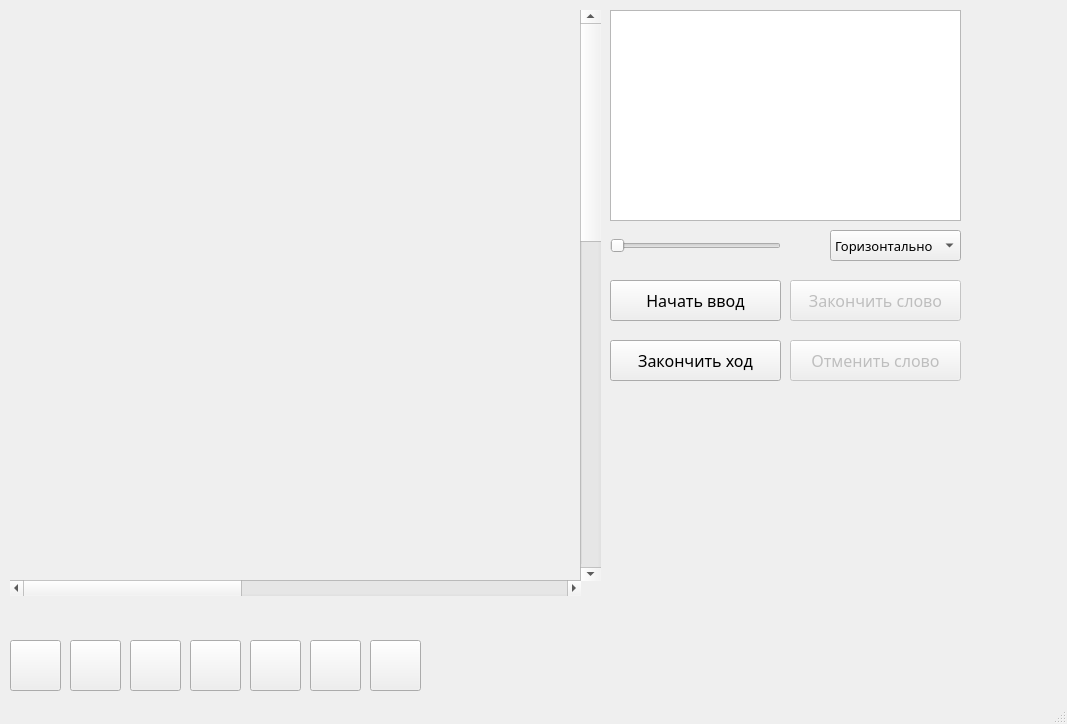
RustyGuard/PyQTProject, file ui_wordmaker.ui: the form before one commit.
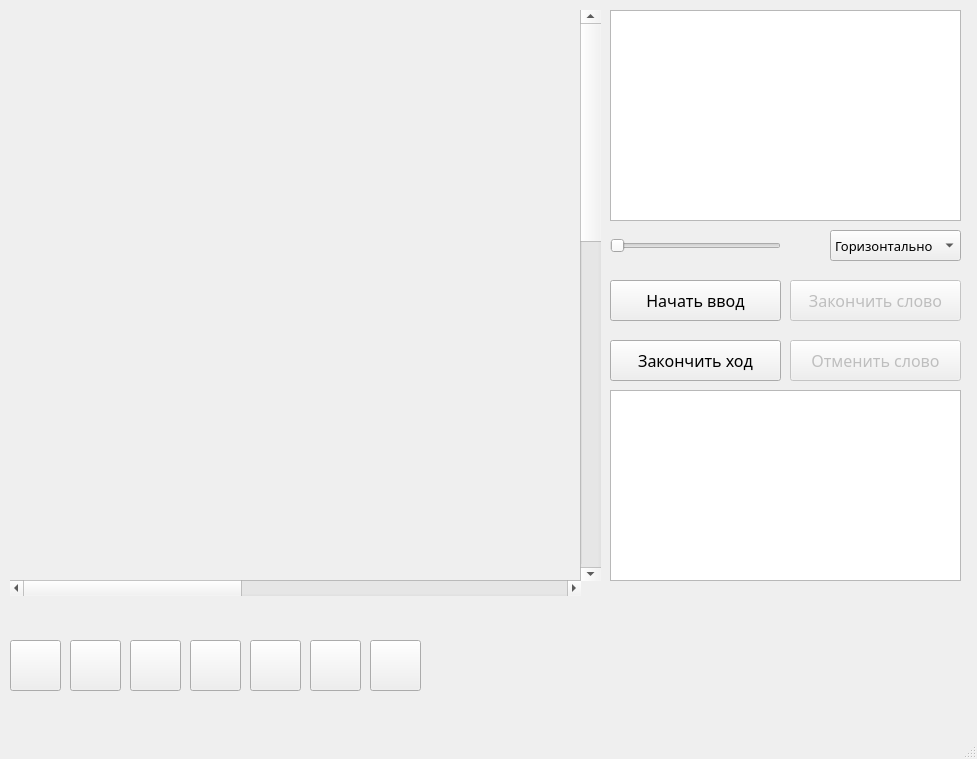
The form after the commit.

```diff
--- a/ui_wordmaker.ui
+++ b/ui_wordmaker.ui
@@ -6,10 +6,16 @@
    <rect>
     <x>0</x>
     <y>0</y>
-    <width>1067</width>
-    <height>724</height>
+    <width>977</width>
+    <height>759</height>
    </rect>
   </property>
+  <property name="font">
+   <font>
+    <family>Segoe Print</family>
+    <pointsize>12</pointsize>
+   </font>
+  </property>
   <property name="windowTitle">
    <string>MainWindow</string>
   </property>
@@ -348,6 +354,25 @@
      <enum>Qt::Horizontal</enum>
     </property>
    </widget>
+   <widget class="QTableWidget" name="tableWidget">
+    <property name="enabled">
+     <bool>true</bool>
+    </property>
+    <property name="geometry">
+     <rect>
+      <x>610</x>
+      <y>390</y>
+      <width>351</width>
+      <height>191</height>
+     </rect>
+    </property>
+    <property name="editTriggers">
+     <set>QAbstractItemView::NoEditTriggers</set>
+    </property>
+    <property name="selectionMode">
+     <enum>QAbstractItemView::NoSelection</enum>
+    </property>
+   </widget>
   </widget>
   <widget class="QMenuBar" name="menubar">
    <property name="geometry">
```
Left out of the diff: 4 changed lines with no effect on the pictures.
